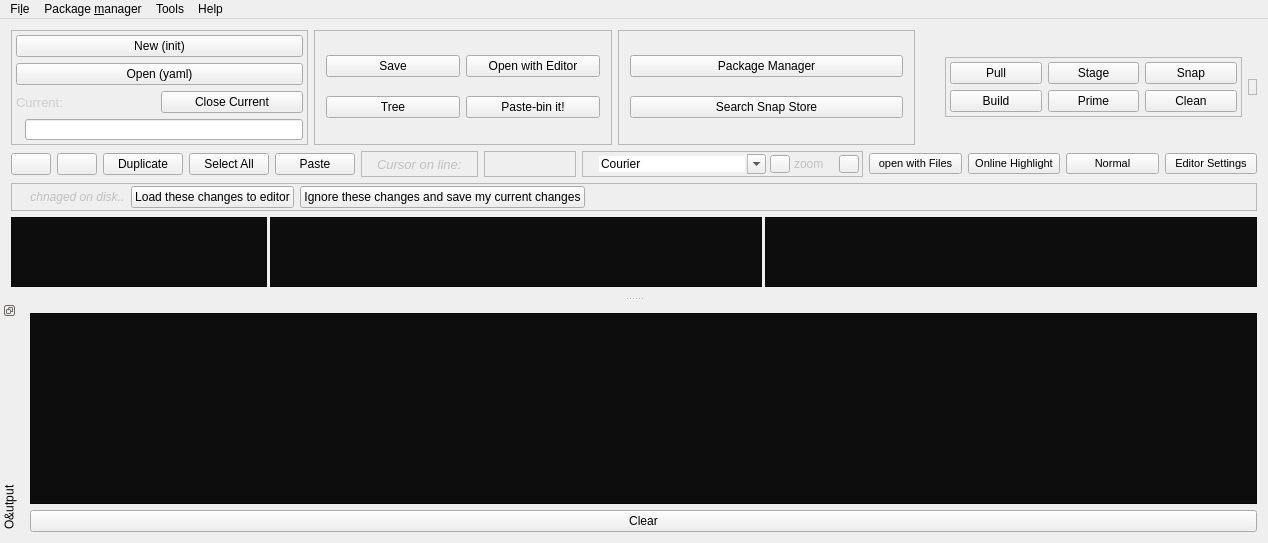
First picture: the form in snapcraft-qt/mainwindow.ui, repository snapcraft-gui/snapcraft-gui, before the edit.
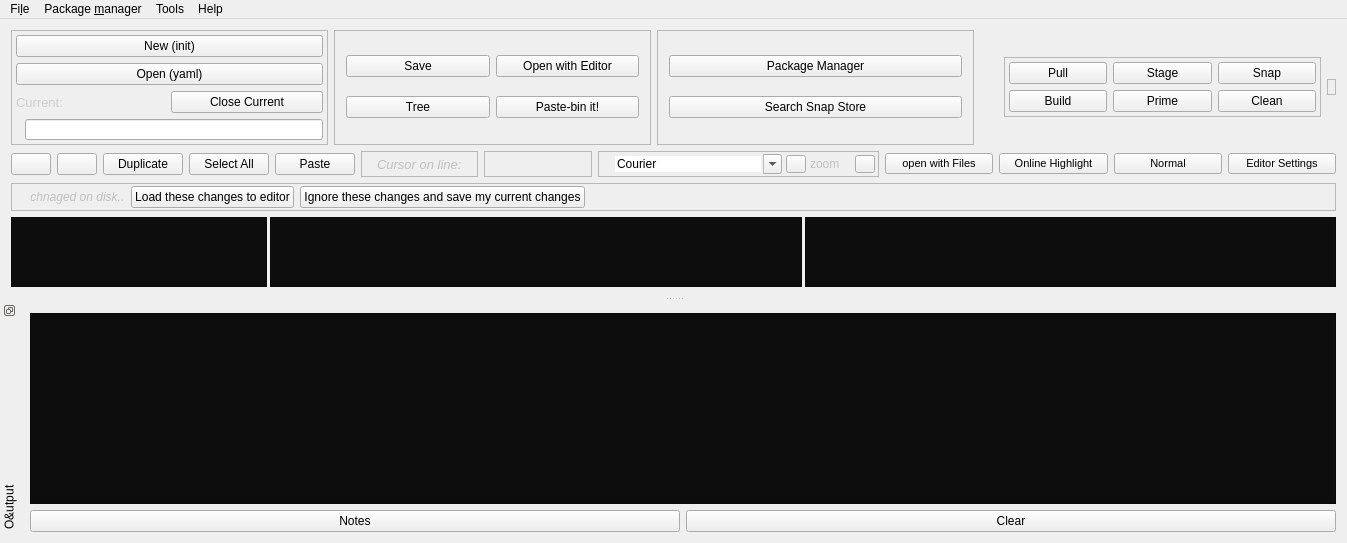
Second picture: the form after the edit. Icons and pictures are not drawn.

Commit message: save notes , feature allow you type and save notes for your snapcraft projects , click on notes button present at bottom of mainwindow near clear button under terminal

Diff of the .ui file:
```diff
--- a/snapcraft-qt/mainwindow.ui
+++ b/snapcraft-qt/mainwindow.ui
@@ -6,7 +6,7 @@
    <rect>
     <x>0</x>
     <y>0</y>
-    <width>1268</width>
+    <width>1347</width>
     <height>543</height>
    </rect>
   </property>
@@ -339,7 +339,7 @@
          <enum>Qt::Horizontal</enum>
         </property>
         <property name="sizeType">
-         <enum>QSizePolicy::Minimum</enum>
+         <enum>QSizePolicy::Maximum</enum>
         </property>
         <property name="sizeHint" stdset="0">
          <size>
@@ -1250,7 +1250,7 @@
     <rect>
      <x>0</x>
      <y>0</y>
-     <width>1268</width>
+     <width>1347</width>
      <height>19</height>
     </rect>
    </property>
@@ -1357,11 +1357,51 @@
       </widget>
      </item>
      <item>
-      <widget class="QPushButton" name="clear_term">
-       <property name="text">
-        <string>Clear</string>
+      <layout class="QHBoxLayout" name="horizontalLayout_10">
+       <property name="topMargin">
+        <number>0</number>
        </property>
-      </widget>
+       <item>
+        <widget class="QPushButton" name="notes">
+         <property name="toolTip">
+          <string>Notes</string>
+         </property>
+         <property name="text">
+          <string>Notes</string>
+         </property>
+         <property name="icon">
+          <iconset resource="rc.qrc">
+           <normaloff>:/images/images/notes.png</normaloff>:/images/images/notes.png</iconset>
+         </property>
+         <property name="iconSize">
+          <size>
+           <width>16</width>
+           <height>16</height>
+          </size>
+         </property>
+         <property name="shortcut">
+          <string>Ctrl+Shift+P</string>
+         </property>
+        </widget>
+       </item>
+       <item>
+        <widget class="QPushButton" name="clear_term">
+         <property name="text">
+          <string>Clear</string>
+         </property>
+         <property name="icon">
+          <iconset resource="rc.qrc">
+           <normaloff>:/images/images/clear.png</normaloff>:/images/images/clear.png</iconset>
+         </property>
+         <property name="iconSize">
+          <size>
+           <width>16</width>
+           <height>16</height>
+          </size>
+         </property>
+        </widget>
+       </item>
+      </layout>
      </item>
     </layout>
    </widget>
```
Left out of the diff: 8 changed lines with no effect on the pictures. The commit also changes 2 other files.
